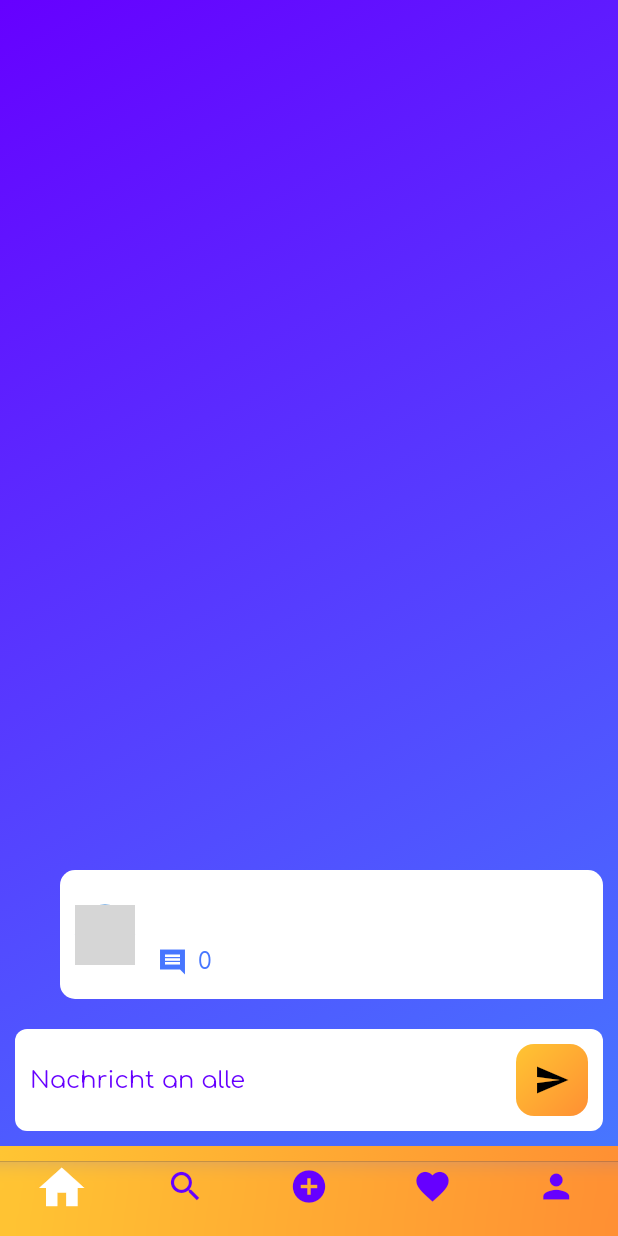
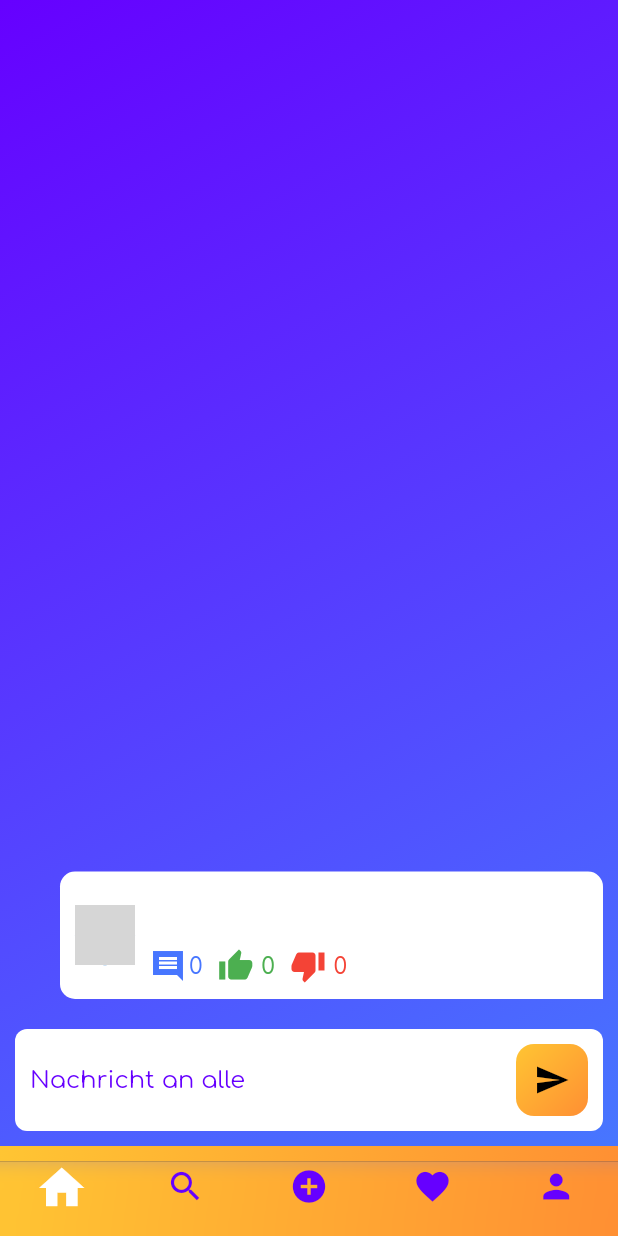
Before and after one commit to KerryKilian/politics_game, a Flutter app: the screen it shows once a user with an empty profile is signed in, after a tap on the "send" icon, on a phone screen of 412 x 824 dp. Run offline on Flutter 3.47's test engine with Material 2 defaults, Android fonts, the light colour scheme and no system bars; our stand-ins replace cloud_firestore, firebase_auth, firebase_core, firebase_storage, image_picker; accounts and stored records are empty; network calls fail; grey boxes are pictures that could not be loaded.

Commit message:
likes and dislikes of messages

```diff
--- a/lib/widgets/message_card.dart
+++ b/lib/widgets/message_card.dart
@@ -1,10 +1,14 @@
 import 'package:flutter/material.dart';
 import 'package:politics_game/models/message.dart';
+import 'package:politics_game/models/user.dart';
+import 'package:politics_game/providers/user_provider.dart';
+import 'package:politics_game/resources/firestore_methods.dart';
 import 'package:politics_game/screens/comment_screen.dart';
 import 'package:politics_game/utils/colors.dart';
 import 'package:politics_game/widgets/custom_icon_button.dart';
 import 'package:politics_game/widgets/custom_text.dart';
 import 'package:cloud_firestore/cloud_firestore.dart';
+import 'package:provider/provider.dart';
 
 class MessageCard extends StatefulWidget {
   final snap;
@@ -27,6 +31,8 @@ class MessageCard extends StatefulWidget {
 class _MessageCardState extends State<MessageCard> {
   @override
   Widget build(BuildContext context) {
+    final User user = Provider.of<UserProvider>(context).getUser;
+
     return Container(
       margin: EdgeInsets.only(
           top: 10,
@@ -69,11 +75,14 @@ class _MessageCardState extends State<MessageCard> {
                     maxLines: 20,
                     softWrap: true),
               ),
+              SizedBox(
+                height: 5,
+              ),
               widget.onCommentScreen
-                  ? SizedBox(
-                      height: 0,
-                    )
-                  : InkWell(
+                  ? SizedBox()
+                  : Row(
+                children: [
+                   InkWell(
                           onTap: () {
                             Navigator.of(context).push(MaterialPageRoute(
                                 builder: (context) => CommentScreen(
@@ -84,16 +93,9 @@ class _MessageCardState extends State<MessageCard> {
                           },
                           child: Row(
                             children: [
-                          Row(
-                            children: [
-                              CustomIconButton(
-                                icon: Icons.comment_sharp,
-                                onTap: () {},
-                                colorOne: primaryColor,
-                                colorTwo: primaryColor,
-                                iconSize: 20,
-                                padding: 5,
-                                iconColor: tertiaryColor,
+                              Icon(
+                                Icons.comment_sharp,
+                                color: tertiaryColor,
                               ),
                               SizedBox(
                                 width: 2,
@@ -102,10 +104,70 @@ class _MessageCardState extends State<MessageCard> {
                                 text: widget.snap["comments"].toString(),
                                 color: tertiaryColor,
                               ),
-                            ],
+                              SizedBox(
+                                width: 10,
                               )
                             ],
-                      )),
+                          ),
+                        ),
+                  InkWell(
+                    onTap: () async {
+                      await FirestoreMethods().likeOrDislikeMessage(
+                          widget.snap["messageId"],
+                          user.uid,
+                          widget.snap["likes"],
+                          widget.channelId,
+                          "likes");
+                    },
+                    child: Row(
+                      children: [
+                        Icon(
+                          Icons.thumb_up,
+                          color: Colors.green,
+                        ),
+                        SizedBox(
+                          width: 5,
+                        ),
+                        CustomText(
+                          text:
+                              (widget.snap["likes"] as List).length.toString(),
+                          color: Colors.green,
+                        ),
+                      ],
+                    ),
+                  ),
+                  SizedBox(
+                    width: 10,
+                  ),
+                  InkWell(
+                    onTap: () async {
+                      await FirestoreMethods().likeOrDislikeMessage(
+                          widget.snap["messageId"],
+                          user.uid,
+                          widget.snap["dislikes"],
+                          widget.channelId,
+                          "dislikes");
+                    },
+                    child: Row(
+                      children: [
+                        Icon(
+                          Icons.thumb_down,
+                          color: Colors.red,
+                        ),
+                        SizedBox(
+                          width: 5,
+                        ),
+                        CustomText(
+                          text: (widget.snap["dislikes"] as List)
+                              .length
+                              .toString(),
+                          color: Colors.red,
+                        )
+                      ],
+                    ),
+                  ),
+                ],
+              ),
             ],
           ),
         ],
```
Also changed, not shown: lib/resources/firestore_methods.dart (+18 -0 lines). Lines whose indentation alone changed are shown as unchanged.
